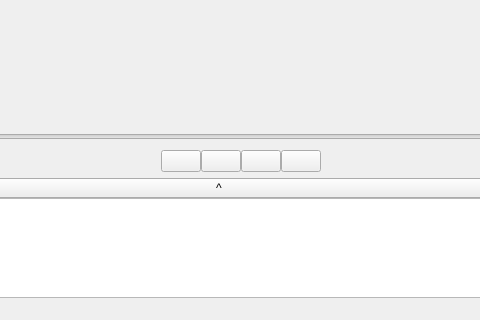
Old version of the form gui-intro.ui in the repository mohammadjavad78/AP_FinalProject; both pictures show x 238 to 718 and y 337 to 657 of the 914 by 657 pixel window.
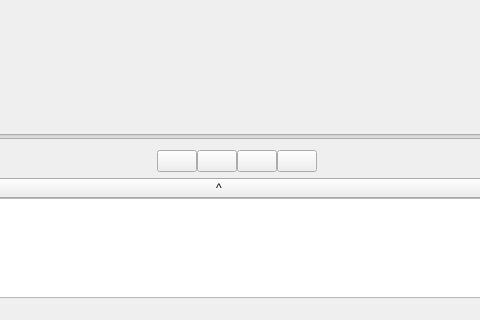
New version of the form.

```diff
--- a/gui-intro.ui
+++ b/gui-intro.ui
@@ -288,6 +288,13 @@
                   </property>
                  </widget>
                 </item>
+                <item>
+                 <widget class="QLabel" name="label_2">
+                  <property name="text">
+                   <string/>
+                  </property>
+                 </widget>
+                </item>
                 <item>
                  <spacer name="horizontalSpacer_2">
                   <property name="orientation">
```
Left out of the diff: 6 changed lines with no effect on the pictures.
